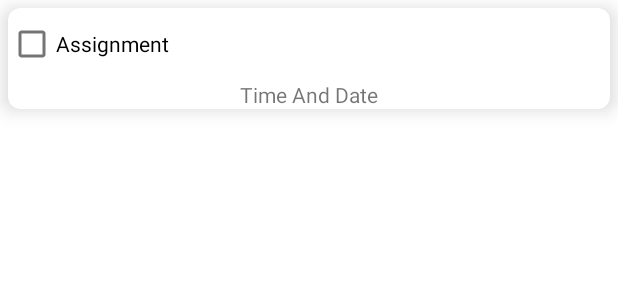
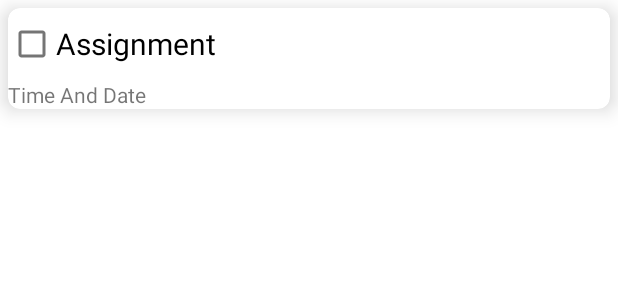
Before and after one commit to agamt1511/TheSchedule_FinalProject, an Android app: the layout assignment_cell.xml on its own in the app's theme, with its tools: preview values and no code run, on a phone screen of 412 x 824 dp. Shown: the top 300 px of the screen. Run offline under Robolectric (Android 15) with nearby library versions, the phone set to English and light mode, and no system bars.

Commit message:
Finished: Notes & Daily Schedule. Starting: Assignment.

```diff
--- a/app/src/main/res/layout/assignment_cell.xml
+++ b/app/src/main/res/layout/assignment_cell.xml
@@ -19,14 +19,15 @@
             android:layout_width="match_parent"
             android:layout_height="0dp"
             android:layout_weight="60"
-            android:text="Assignment" />
+            android:text="Assignment"
+            android:textSize="20dp"/>
 
         <TextView
             android:id="@+id/dateAndTime_tvAC"
             android:layout_width="match_parent"
             android:layout_height="0dp"
             android:layout_weight="40"
-            android:gravity="center"
+            android:gravity="left"
             android:text="Time And Date" />
     </LinearLayout>
 </androidx.cardview.widget.CardView>
```
Also changed, not shown: app/src/main/java/com/example/theschedule_finalproject/Adapters/AssignmentAdapter.java (+26 -2 lines), app/src/main/java/com/example/theschedule_finalproject/AssignmentsView.java (+11 -7 lines).
